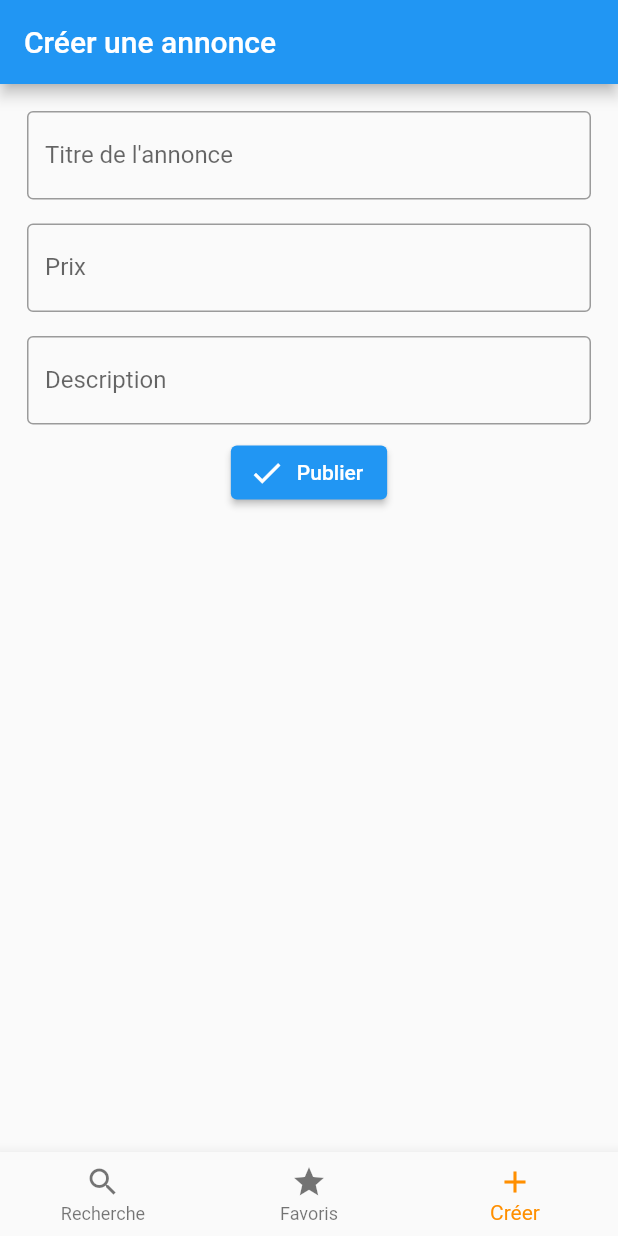
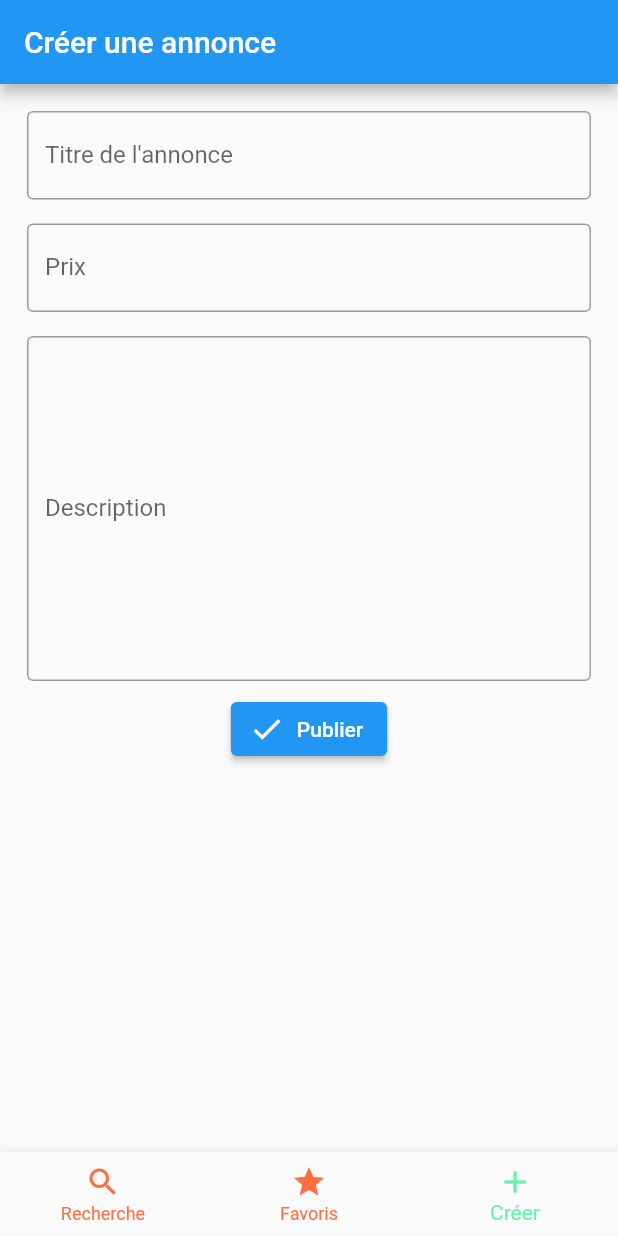
Before and after one commit to qrodrigues/flutter-leboncoin, a Flutter app: the screen it shows after launch, item 3 of the bottom bar chosen, on a phone screen of 412 x 824 dp. Run offline on Flutter 3.47's test engine with Material 2 defaults, Android fonts, the phone set to English and light mode, and no system bars; our stand-ins replace firebase_core; accounts and stored records are empty.

Commit message:
style: change description input size

```diff
--- a/lib/home/home_page.dart
+++ b/lib/home/home_page.dart
@@ -48,7 +48,8 @@ class _HomePageState extends State<HomePage> {
           )
         ],
         currentIndex: _selectedIndex,
-        selectedItemColor: Colors.amber[800],
+        unselectedItemColor: Colors.deepOrangeAccent,
+        selectedItemColor: Colors.greenAccent,
         onTap: _onItemTapped,
       ),
     );
--- a/lib/product/add_product_page.dart
+++ b/lib/product/add_product_page.dart
@@ -25,9 +25,9 @@ class _AddProductPageState extends State<AddProductPage> {
             padding: const EdgeInsets.all(10),
             child: Column(
               children: [
-                TextInput("Titre de l'annonce", titleController),
-                TextInput("Prix", priceController),
-                TextInput("Description", descriptionController),
+                TextInput("Titre de l'annonce", 1, titleController),
+                TextInput("Prix", 1, priceController),
+                TextInput("Description", 10, descriptionController),
                 PublishButton(() {
                   print(titleController.text);
                   print(priceController.text);
--- a/lib/product/widgets/text_input.dart
+++ b/lib/product/widgets/text_input.dart
@@ -1,9 +1,10 @@
 import 'package:flutter/material.dart';
 
 class TextInput extends StatelessWidget {
-  const TextInput(this.label, this.controller, {super.key});
+  const TextInput(this.label,this.size, this.controller, {super.key});
 
   final String label;
+  final int size;
   final TextEditingController controller;
 
   @override
@@ -14,6 +15,7 @@ class TextInput extends StatelessWidget {
         controller: controller,
         decoration: InputDecoration(
             border: const OutlineInputBorder(), labelText: label),
+        maxLines: size,
       ),
     );
   }
```
